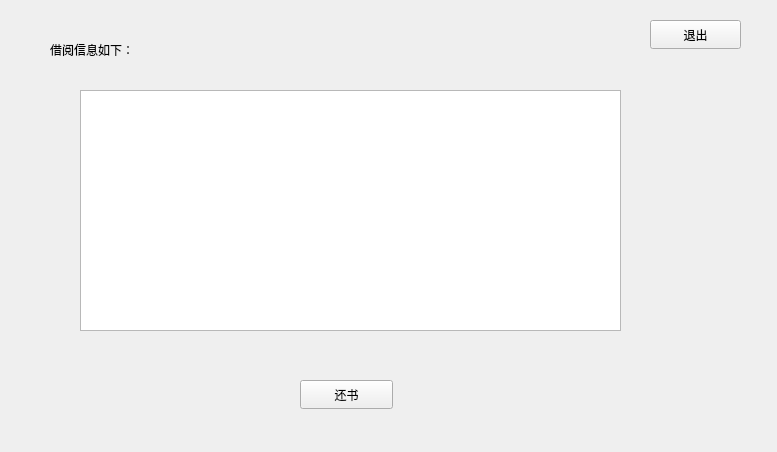
Old version of the form LibraryManager/borrow_info.ui in the repository Guodanding/713topteam_LibraryManagerSystem.
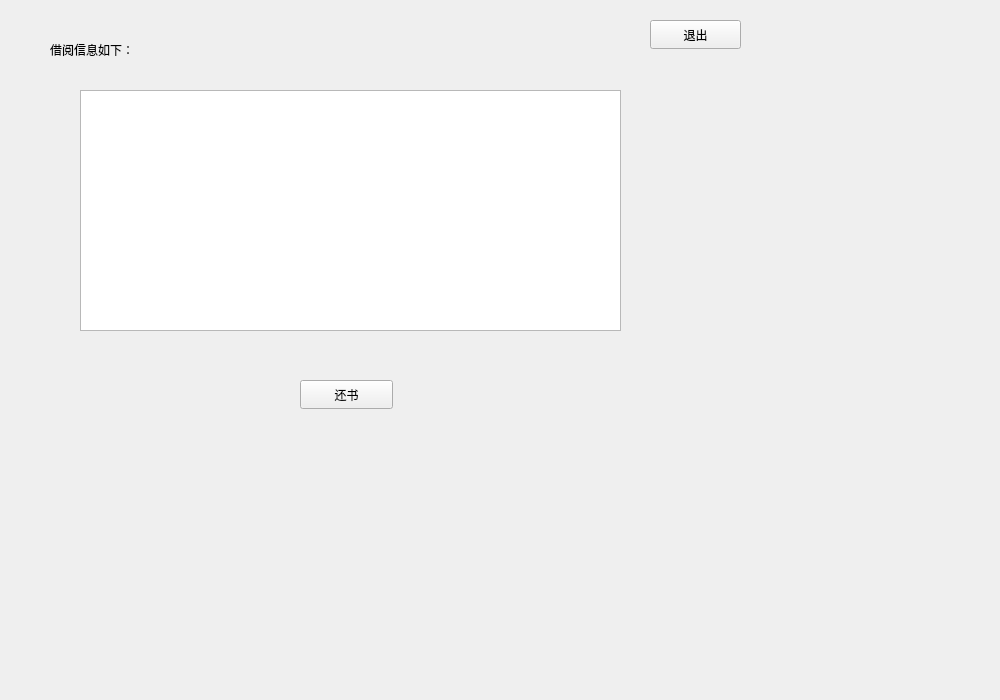
New version of the form.

Patch:
```diff
--- a/LibraryManager/borrow_info.ui
+++ b/LibraryManager/borrow_info.ui
@@ -6,8 +6,8 @@
    <rect>
     <x>0</x>
     <y>0</y>
-    <width>777</width>
-    <height>452</height>
+    <width>1000</width>
+    <height>700</height>
    </rect>
   </property>
   <property name="windowTitle">
```
